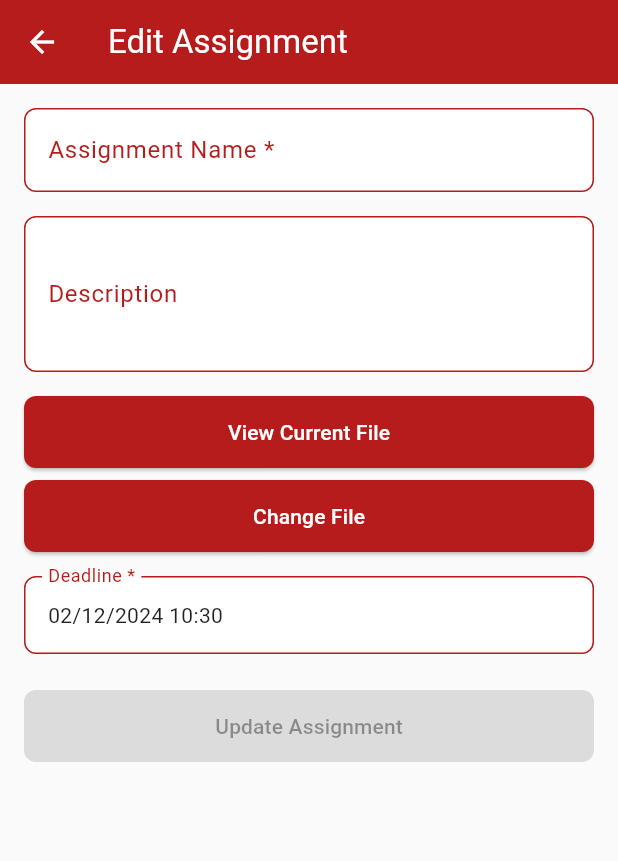
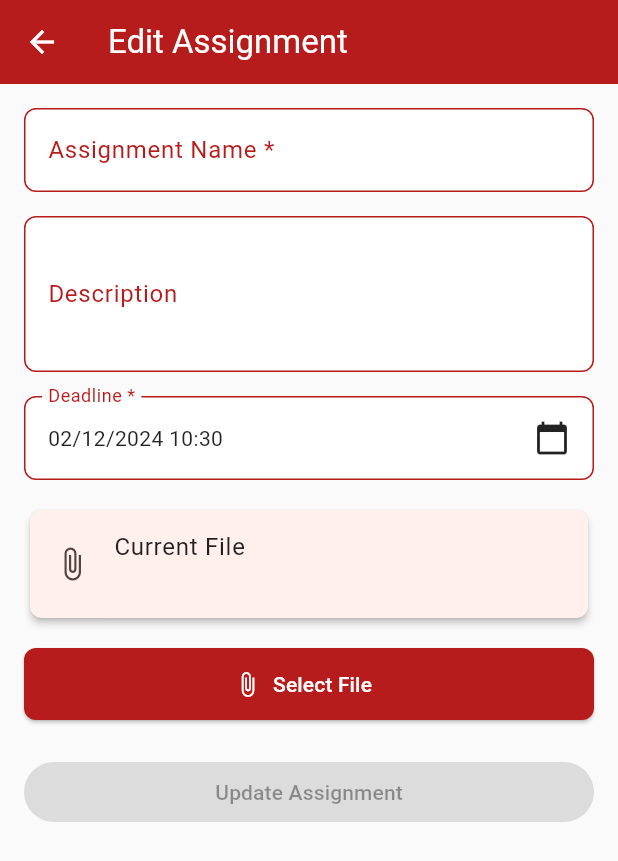
Before and after one commit to giolynx104/learning_management_system, a Flutter app: the EditAssignmentScreen screen opened directly with empty values, on a phone screen of 412 x 824 dp. Shown: the top 861 px of the screen. Run offline on Flutter 3.47's test engine with Material 3 defaults, Android fonts, the phone set to English and light mode, and no system bars; our stand-ins replace dio, file_picker, firebase_core, firebase_messaging, flutter_hooks, flutter_secure_storage and 5 more; accounts and stored records are empty; generated files the repository leaves out were written again.

Commit message:
refactor: make file parameter optional in editAssignment service

```diff
--- a/lib/screens/edit_assignment_screen.dart
+++ b/lib/screens/edit_assignment_screen.dart
@@ -1,12 +1,13 @@
 import 'package:flutter/material.dart';
+import 'package:hooks_riverpod/hooks_riverpod.dart';
 import 'package:intl/intl.dart';
 import 'package:file_picker/file_picker.dart';
-import 'package:url_launcher/url_launcher.dart';
 import 'package:learning_management_system/models/assignment.dart';
+import 'package:learning_management_system/providers/auth_provider.dart';
 import 'package:learning_management_system/services/assignment_service.dart';
-import 'package:hooks_riverpod/hooks_riverpod.dart';
-import 'package:learning_management_system/providers/auth_provider.dart';
-import 'dart:io';
+import 'package:learning_management_system/services/class_service.dart';
+import 'package:learning_management_system/services/notification_service.dart';
+import 'package:learning_management_system/models/notification_model.dart';
 
 class EditAssignmentScreen extends ConsumerStatefulWidget {
   final String assignmentId;
@@ -23,23 +24,20 @@ class EditAssignmentScreen extends ConsumerStatefulWidget {
 }
 
 class EditAssignmentScreenState extends ConsumerState<EditAssignmentScreen> {
-  late Assignment assignment;
   final TextEditingController _assignmentNameController = TextEditingController();
   final TextEditingController _descriptionController = TextEditingController();
   DateTime? _endDateTime;
-  String? _fileName;
-  String? _fileUrl;
+  PlatformFile? _selectedFile;
   bool _isSubmitEnabled = false;
+  String? _currentFileUrl;
 
   @override
   void initState() {
     super.initState();
-    assignment = widget.assignment;
-    _assignmentNameController.text = assignment.title;
-    _descriptionController.text = assignment.description ?? '';
-    _fileName = assignment.fileUrl;
-    _fileUrl = assignment.fileUrl;
-    _endDateTime = assignment.deadline;
+    _assignmentNameController.text = widget.assignment.title;
+    _descriptionController.text = widget.assignment.description ?? '';
+    _endDateTime = widget.assignment.deadline;
+    _currentFileUrl = widget.assignment.fileUrl;
 
     _assignmentNameController.addListener(_validateForm);
     _descriptionController.addListener(_validateForm);
@@ -48,15 +46,13 @@ class EditAssignmentScreenState extends ConsumerState<EditAssignmentScreen> {
   void _validateForm() {
     setState(() {
       final isNameNotEmpty = _assignmentNameController.text.isNotEmpty;
-      final isDescriptionOrFileNotEmpty =
-          (_descriptionController.text.isNotEmpty || _fileName != null);
-      final isFileChanged = assignment.fileUrl != _fileName;
-      final isChanged = assignment.title != _assignmentNameController.text ||
-          assignment.description != _descriptionController.text ||
-          isFileChanged ||
-          assignment.deadline != _endDateTime;
+      final isDeadlineSet = _endDateTime != null;
+      final hasChanges = _assignmentNameController.text != widget.assignment.title ||
+          _descriptionController.text != (widget.assignment.description ?? '') ||
+          _selectedFile != null ||
+          (_endDateTime?.isAtSameMomentAs(widget.assignment.deadline) == false);
 
-      _isSubmitEnabled = isChanged && isNameNotEmpty && isDescriptionOrFileNotEmpty;
+      _isSubmitEnabled = isNameNotEmpty && isDeadlineSet && hasChanges;
     });
   }
 
@@ -69,6 +65,8 @@ class EditAssignmentScreenState extends ConsumerState<EditAssignmentScreen> {
 
   @override
   Widget build(BuildContext context) {
+    final theme = Theme.of(context);
+
     return GestureDetector(
       onTap: () => FocusScope.of(context).unfocus(),
       child: Scaffold(
@@ -82,6 +80,7 @@ class EditAssignmentScreenState extends ConsumerState<EditAssignmentScreen> {
         body: SingleChildScrollView(
           padding: const EdgeInsets.all(16.0),
           child: Column(
+            crossAxisAlignment: CrossAxisAlignment.stretch,
             children: [
               TextField(
                 controller: _assignmentNameController,
@@ -89,6 +88,7 @@ class EditAssignmentScreenState extends ConsumerState<EditAssignmentScreen> {
                   labelText: 'Assignment Name *',
                   border: OutlineInputBorder(),
                 ),
+                textCapitalization: TextCapitalization.sentences,
               ),
               const SizedBox(height: 16),
               TextField(
@@ -96,71 +96,70 @@ class EditAssignmentScreenState extends ConsumerState<EditAssignmentScreen> {
                 decoration: const InputDecoration(
                   labelText: 'Description',
                   border: OutlineInputBorder(),
+                  hintText: 'Enter assignment description',
                 ),
                 maxLines: 3,
+                textCapitalization: TextCapitalization.sentences,
               ),
               const SizedBox(height: 16),
-              _buildFileSection(),
+              InkWell(
+                onTap: () => _selectDateTime(context),
+                child: InputDecorator(
+                  decoration: const InputDecoration(
+                    labelText: 'Deadline *',
+                    border: OutlineInputBorder(),
+                  ),
+                  child: Row(
+                    mainAxisAlignment: MainAxisAlignment.spaceBetween,
+                    children: [
+                      Text(
+                        _endDateTime == null
+                            ? 'Select Deadline'
+                            : DateFormat('dd/MM/yyyy HH:mm').format(_endDateTime!),
+                      ),
+                      const Icon(Icons.calendar_today),
+                    ],
+                  ),
+                ),
+              ),
               const SizedBox(height: 16),
-              _buildDateTimeSelector(),
+              if (_currentFileUrl != null && _selectedFile == null)
+                Card(
+                  child: ListTile(
+                    leading: const Icon(Icons.attach_file),
+                    title: const Text('Current File'),
+                    subtitle: Text(_currentFileUrl!.split('/').last),
+                  ),
+                ),
+              const SizedBox(height: 8),
+              if (_selectedFile != null)
+                Card(
+                  child: ListTile(
+                    leading: const Icon(Icons.upload_file),
+                    title: const Text('New File Selected'),
+                    subtitle: Text(_selectedFile!.name),
+                    trailing: IconButton(
+                      icon: const Icon(Icons.clear),
+                      onPressed: () => setState(() {
+                        _selectedFile = null;
+                        _validateForm();
+                      }),
+                    ),
+                  ),
+                ),
+              const SizedBox(height: 8),
+              ElevatedButton.icon(
+                onPressed: _pickFile,
+                icon: const Icon(Icons.attach_file),
+                label: Text(_selectedFile == null ? 'Select File' : 'Change File'),
+              ),
               const SizedBox(height: 24),
-              ElevatedButton(
+              FilledButton(
                 onPressed: _isSubmitEnabled ? _handleSubmit : null,
                 child: const Text('Update Assignment'),
               ),
             ],
           ),
-        ),
-      ),
-    );
-  }
-
-  Widget _buildFileSection() {
-    return Column(
-      children: [
-        if (_fileUrl != null)
-          ElevatedButton(
-            onPressed: _openFileLink,
-            child: const Text('View Current File'),
-          ),
-        const SizedBox(height: 8),
-        ElevatedButton(
-          onPressed: _pickNewFile,
-          child: Text(_fileName != null ? 'Change File' : 'Upload File'),
-        ),
-      ],
-    );
-  }
-
-  Future<void> _openFileLink() async {
-    if (_fileUrl != null && await canLaunchUrl(Uri.parse(_fileUrl!))) {
-      await launchUrl(Uri.parse(_fileUrl!));
-    } else {
-      _showSnackBar("Cannot open file link");
-    }
-  }
-
-  Future<void> _pickNewFile() async {
-    final result = await FilePicker.platform.pickFiles();
-    if (result != null) {
-      setState(() {
-        _fileName = result.files.first.name;
-        _fileUrl = result.files.first.path;
-      });
-      _validateForm();
-    }
-  }
-
-  Widget _buildDateTimeSelector() {
-    return InkWell(
-      onTap: () => _selectDateTime(context),
-      child: InputDecorator(
-        decoration: const InputDecoration(
-          labelText: 'Deadline *',
-          border: OutlineInputBorder(),
-        ),
-        child: Text(
-          _formatDateTime(_endDateTime),
         ),
       ),
     );
@@ -180,7 +179,7 @@ class EditAssignmentScreenState extends ConsumerState<EditAssignmentScreen> {
         initialTime: TimeOfDay.fromDateTime(_endDateTime ?? DateTime.now()),
       );
 
-      if (pickedTime != null && context.mounted) {
+      if (pickedTime != null) {
         setState(() {
           _endDateTime = DateTime(
             pickedDate.year,
@@ -195,10 +194,14 @@ class EditAssignmentScreenState extends ConsumerState<EditAssignmentScreen> {
     }
   }
 
-  String _formatDateTime(DateTime? dateTime) {
-    return dateTime == null
-        ? 'Select Deadline'
-        : DateFormat('dd/MM/yyyy HH:mm').format(dateTime);
+  Future<void> _pickFile() async {
+    final result = await FilePicker.platform.pickFiles();
+    if (result != null) {
+      setState(() {
+        _selectedFile = result.files.first;
+      });
+      _validateForm();
+    }
   }
 
   Future<void> _handleSubmit() async {
@@ -207,37 +210,57 @@ class EditAssignmentScreenState extends ConsumerState<EditAssignmentScreen> {
       if (authState == null) throw Exception('Not authenticated');
 
       final assignmentService = ref.read(assignmentServiceProvider.notifier);
+      await assignmentService.editAssignment(
+        token: authState.token!,
+        assignmentId: widget.assignmentId,
+        title: _assignmentNameController.text.trim(),
+        deadline: DateFormat('yyyy-MM-ddTHH:mm:ss').format(_endDateTime!),
+        description: _descriptionController.text.trim(),
+        file: _selectedFile,
+      );
 
-      if (_fileUrl != null) {
-        final file = PlatformFile(
-          path: _fileUrl!,
-          name: _fileName!,
-          size: await File(_fileUrl!).length(),
-        );
+      // Send notifications to all students in the class
+      final classService = ref.read(classServiceProvider.notifier);
+      final classInfo = await classService.getClassDetail(
+        token: authState.token!,
+        classId: widget.assignment.classId,
+      );
 
-        await assignmentService.editAssignment(
-          token: authState.token!,
-          assignmentId: widget.assignmentId,
-          title: _assignmentNameController.text,
-          deadline: DateFormat('yyyy-MM-ddTHH:mm:ss').format(_endDateTime!),
-          description: _descriptionController.text,
-          file: file,
-        );
+      if (classInfo != null) {
+        final notificationService = ref.read(notificationServiceProvider.notifier);
+        final message = 'Assignment "${_assignmentNameController.text.trim()}" has been updated.\n'
+            'Deadline: ${DateFormat('dd/MM/yyyy HH:mm').format(_endDateTime!)}';
 
-        if (mounted) {
-          _showSnackBar('Assignment updated successfully');
-          Navigator.pop(context, true);
+        for (final student in classInfo.studentAccounts) {
+          try {
+            await notificationService.sendNotification(
+              authState.token!,
+              message,
+              student.accountId,
+              NotificationType.assignmentGrade,
+              null,
+            );
+          } catch (e) {
+            debugPrint('Failed to send notification to student ${student.accountId}: $e');
+          }
         }
       }
+
+      if (mounted) {
+        ScaffoldMessenger.of(context).showSnackBar(
+          const SnackBar(content: Text('Assignment updated successfully')),
+        );
+        Navigator.pop(context, true);
+      }
     } catch (e) {
-      _showSnackBar('Error updating assignment: ${e.toString()}');
+      if (mounted) {
+        ScaffoldMessenger.of(context).showSnackBar(
+          SnackBar(
+            content: Text('Error updating assignment: ${e.toString()}'),
+            backgroundColor: Theme.of(context).colorScheme.error,
+          ),
+        );
+      }
     }
   }
-
-  void _showSnackBar(String message) {
-    if (!mounted) return;
-    ScaffoldMessenger.of(context).showSnackBar(
-      SnackBar(content: Text(message)),
-    );
-  }
 }
```
Also changed, not shown: lib/services/assignment_service.dart (+10 -5 lines).
